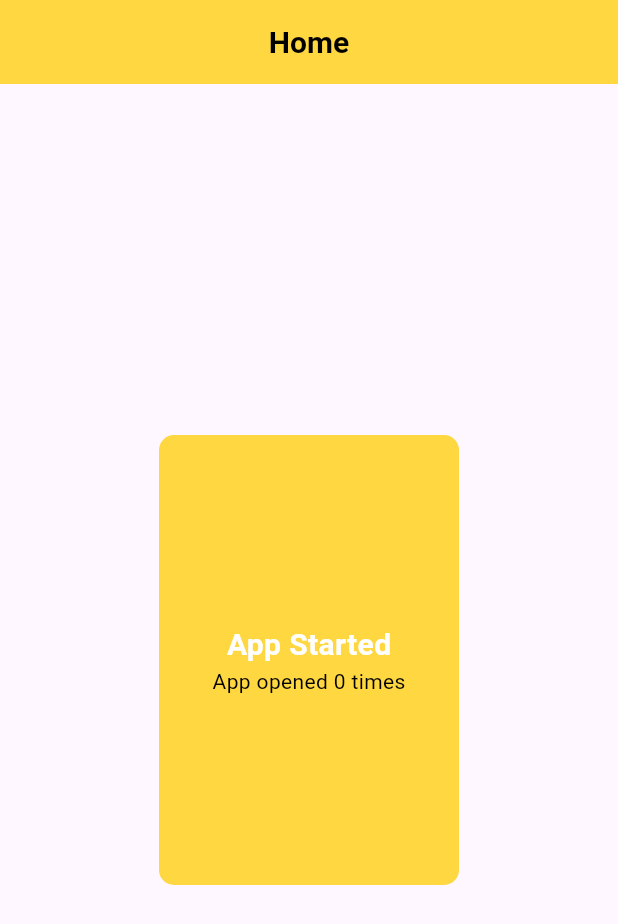
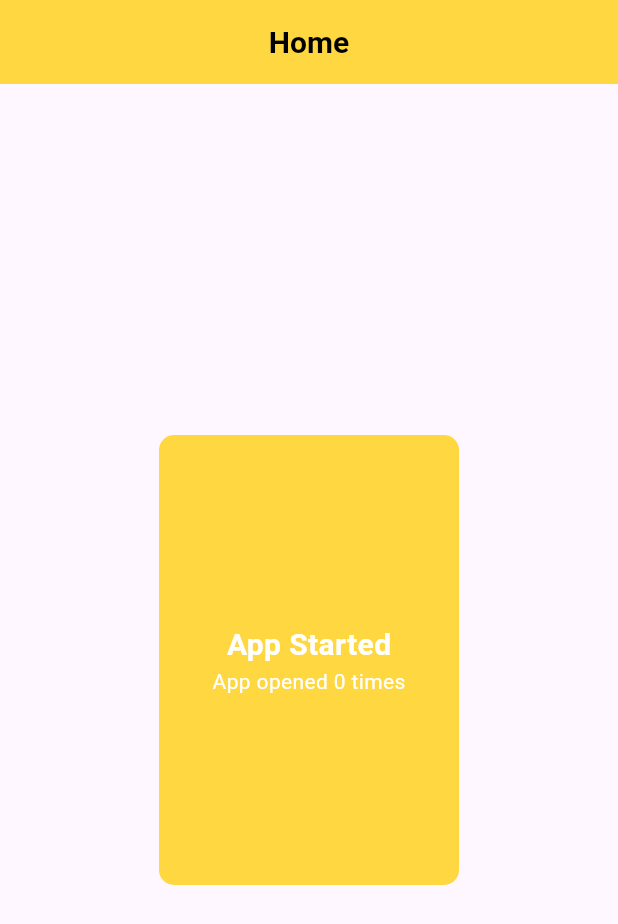
Before and after one commit to HarshrajDesai/WScubeTech-Projects, a Flutter app: the screen it shows after launch, on a phone screen of 412 x 824 dp. Shown: the top 924 px of the screen. Run offline on Flutter 3.47's test engine with Material 3 defaults, Android fonts, the phone set to English and light mode, and no system bars; our stand-ins replace shared_preferences.

Commit message:
ui changes of wscude_prefs 5/15/2025

```diff
--- a/wscube_prefs/lib/home_page.dart
+++ b/wscube_prefs/lib/home_page.dart
@@ -39,7 +39,7 @@ class _HomePageState extends State<HomePage> {
     } else if (count % 3 == 0) {
       bgColor = Colors.blueAccent;
     } else if (count % 5 == 0) {
-      bgColor = Colors.cyanAccent;
+      bgColor = Colors.redAccent;
     } else {
       bgColor = Colors.orangeAccent;
     }
@@ -97,7 +97,7 @@ class _HomePageState extends State<HomePage> {
                             ),
                             Text(
                               "App opened $appStartCount times",
-                              style: const TextStyle(color: Colors.black),
+                              style: const TextStyle(color: Colors.white),
                             ),
                           ],
                         ),
```
